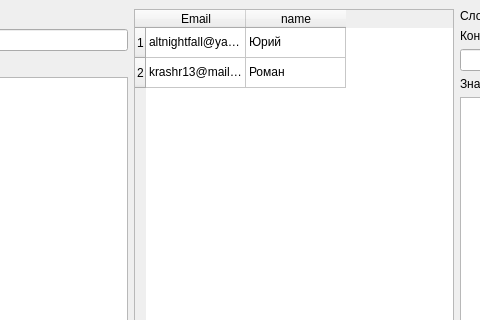
Old version of the form Spammaker.ui in the repository altnightfall/Spammaker; both pictures show x 128 to 608 and y 0 to 320 of the 1106 by 603 pixel window.
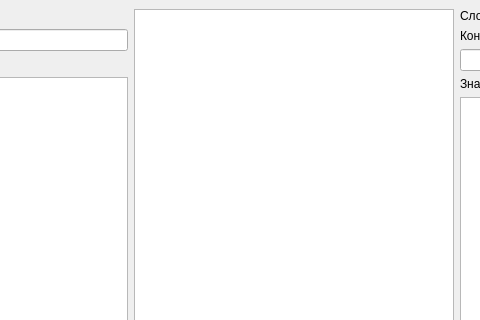
New version of the form.

Diff of the .ui file:
```diff
--- a/Spammaker.ui
+++ b/Spammaker.ui
@@ -44,48 +44,7 @@
       <item>
        <layout class="QVBoxLayout" name="verticalLayout_6">
         <item>
-         <widget class="QTableWidget" name="variablesTableWidget">
-          <row>
-           <property name="text">
-            <string>1</string>
-           </property>
-          </row>
-          <row>
-           <property name="text">
-            <string>2</string>
-           </property>
-          </row>
-          <column>
-           <property name="text">
-            <string>Email</string>
-           </property>
-          </column>
-          <column>
-           <property name="text">
-            <string>name</string>
-           </property>
-          </column>
-          <item row="0" column="0">
-           <property name="text">
-            <string>altnightfall@yandex.ru</string>
-           </property>
-          </item>
-          <item row="0" column="1">
-           <property name="text">
-            <string>Юрий</string>
-           </property>
-          </item>
-          <item row="1" column="0">
-           <property name="text">
-            <string>krashr13@mail.ru</string>
-           </property>
-          </item>
-          <item row="1" column="1">
-           <property name="text">
-            <string>Роман</string>
-           </property>
-          </item>
-         </widget>
+         <widget class="QTableWidget" name="variablesTableWidget"/>
         </item>
         <item>
          <layout class="QHBoxLayout" name="horizontalLayout_5">
```
